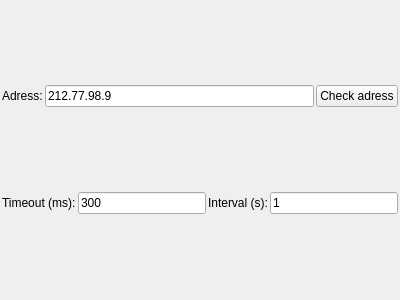
The window that src/MainWindow.ui (przemek83/ping-stat) describes before a commit, drawn with Qt 5.
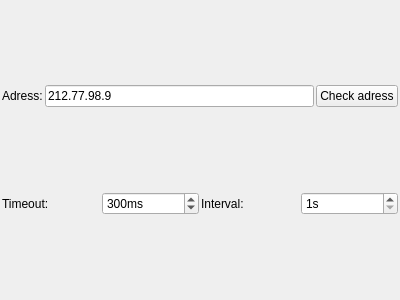
The same window after the commit.

Commit message:
Replace line edits with spin boxes
Replace QLineEdits with QSpinBoxes, remove not needed anymore code.

```diff
--- a/src/MainWindow.ui
+++ b/src/MainWindow.ui
@@ -66,28 +66,43 @@
       <item>
        <widget class="QLabel" name="timeoutLabel">
         <property name="text">
-         <string>Timeout (ms):</string>
+         <string>Timeout:</string>
         </property>
        </widget>
       </item>
       <item>
-       <widget class="QLineEdit" name="timeoutLineEdit">
-        <property name="text">
-         <string>300</string>
+       <widget class="QSpinBox" name="timeout">
+        <property name="suffix">
+         <string>ms</string>
+        </property>
+        <property name="prefix">
+         <string/>
+        </property>
+        <property name="minimum">
+         <number>100</number>
+        </property>
+        <property name="maximum">
+         <number>1000</number>
+        </property>
+        <property name="value">
+         <number>300</number>
         </property>
        </widget>
       </item>
       <item>
        <widget class="QLabel" name="intervalLabel">
         <property name="text">
-         <string>Interval (s):</string>
+         <string>Interval:</string>
         </property>
        </widget>
       </item>
       <item>
-       <widget class="QLineEdit" name="intervalLineEdit">
-        <property name="text">
-         <string>1</string>
+       <widget class="QSpinBox" name="interval">
+        <property name="suffix">
+         <string>s</string>
+        </property>
+        <property name="minimum">
+         <number>1</number>
         </property>
        </widget>
       </item>
```
The commit also changes 2 other files.
